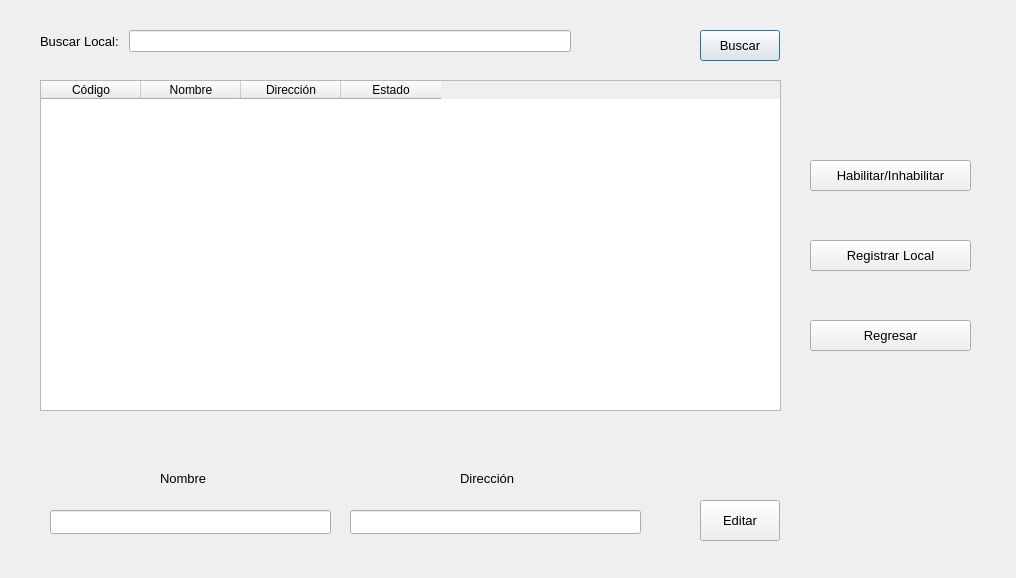
This is PAF_GUI/PAF_GRAFICA/gui/gestionarlocal.ui in JMOrbegoso/USS-2021-II-PP as Qt 5 draws it before an edit. The edited form follows.
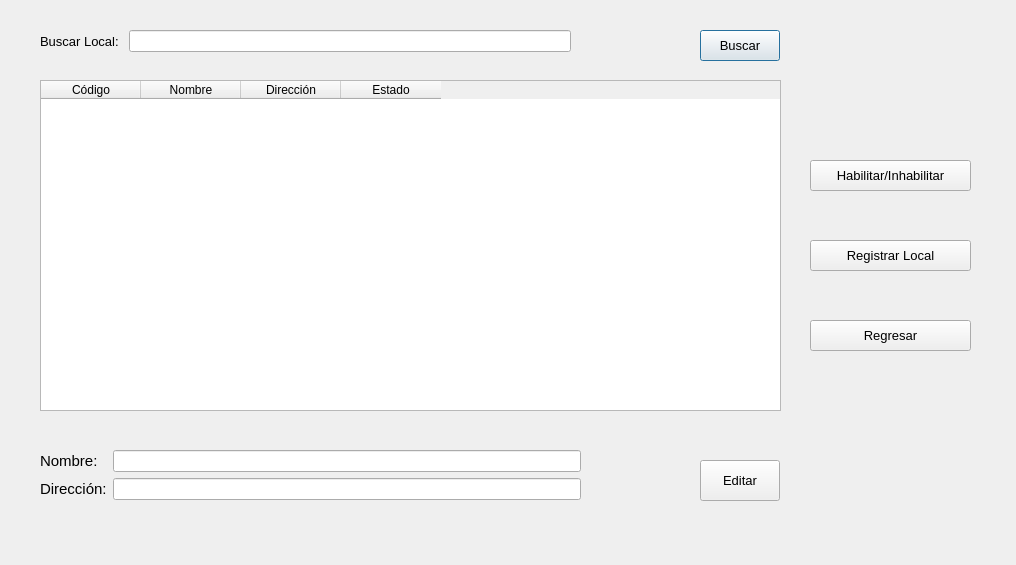
This is the edited form.

Commit message: posición de ui local

Patch:
```diff
--- a/PAF_GUI/PAF_GRAFICA/gui/gestionarlocal.ui
+++ b/PAF_GUI/PAF_GRAFICA/gui/gestionarlocal.ui
@@ -7,7 +7,7 @@
     <x>0</x>
     <y>0</y>
     <width>1016</width>
-    <height>578</height>
+    <height>565</height>
    </rect>
   </property>
   <property name="windowTitle">
@@ -62,7 +62,7 @@
    <property name="geometry">
     <rect>
      <x>700</x>
-     <y>500</y>
+     <y>460</y>
      <width>80</width>
      <height>41</height>
     </rect>
@@ -160,61 +160,47 @@
     </property>
    </column>
   </widget>
-  <widget class="QLineEdit" name="txtNombre">
+  <widget class="QWidget" name="formLayoutWidget_2">
    <property name="geometry">
     <rect>
-     <x>50</x>
-     <y>510</y>
-     <width>281</width>
-     <height>24</height>
+     <x>40</x>
+     <y>450</y>
+     <width>541</width>
+     <height>71</height>
     </rect>
    </property>
-  </widget>
-  <widget class="QLineEdit" name="txtDireccion">
-   <property name="geometry">
-    <rect>
-     <x>350</x>
-     <y>510</y>
-     <width>291</width>
-     <height>24</height>
-    </rect>
-   </property>
-  </widget>
+   <layout class="QFormLayout" name="formLayout_2">
+    <item row="0" column="0">
   <widget class="QLabel" name="label_2">
-   <property name="geometry">
-    <rect>
-     <x>160</x>
-     <y>470</y>
-     <width>61</width>
-     <height>16</height>
-    </rect>
-   </property>
    <property name="font">
     <font>
-     <pointsize>10</pointsize>
+        <pointsize>11</pointsize>
     </font>
    </property>
    <property name="text">
-    <string>Nombre</string>
-   </property>
-  </widget>
+       <string>Nombre:</string>
+      </property>
+     </widget>
+    </item>
+    <item row="0" column="1">
+     <widget class="QLineEdit" name="txtNombre"/>
+    </item>
+    <item row="1" column="0">
   <widget class="QLabel" name="label_3">
-   <property name="geometry">
-    <rect>
-     <x>460</x>
-     <y>470</y>
-     <width>71</width>
-     <height>16</height>
-    </rect>
-   </property>
    <property name="font">
     <font>
-     <pointsize>10</pointsize>
+        <pointsize>11</pointsize>
     </font>
    </property>
    <property name="text">
-    <string>Dirección</string>
-   </property>
+       <string>Dirección:</string>
+      </property>
+     </widget>
+    </item>
+    <item row="1" column="1">
+     <widget class="QLineEdit" name="txtDireccion"/>
+    </item>
+   </layout>
   </widget>
  </widget>
  <tabstops>
```
Lines whose indentation alone changed are shown as unchanged. The commit also changes 1 other file.
